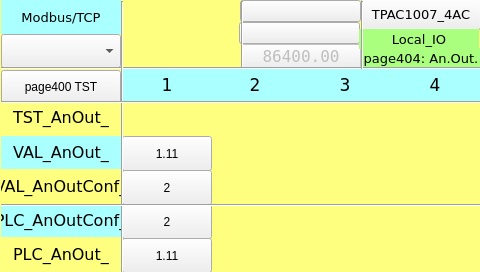
MECTsrl/mect_apps, file TPAC1007_04_AC/Local_IO_HMI/page404.ui: the form before one commit.
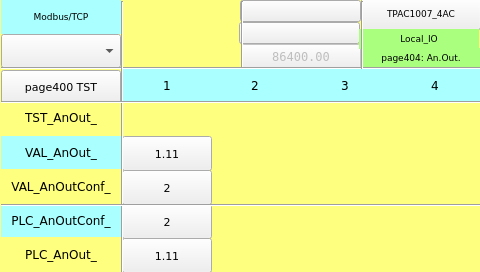
The form after the commit. Custom widgets are drawn as their Qt base class.

Commit message: Fonts resize

```diff
--- a/TPAC1007_04_AC/Local_IO_HMI/page404.ui
+++ b/TPAC1007_04_AC/Local_IO_HMI/page404.ui
@@ -87,6 +87,12 @@
    <property name="borderRadius">
     <number>0</number>
    </property>
+<property name="font">
+ <font>
+  <family>DejaVu Sans</family>
+  <pointsize>8</pointsize>
+ </font>
+</property>
   </widget>
   <widget class="ATCMtime" name="atcmTime_2">
    <property name="geometry">
@@ -134,7 +140,7 @@
    <property name="font">
     <font>
      <family>DejaVu Sans</family>
-     <pointsize>12</pointsize>
+  <pointsize>9</pointsize>
     </font>
    </property>
    <property name="styleSheet">
@@ -216,6 +222,12 @@
    <property name="borderRadius">
     <number>0</number>
    </property>
+<property name="font">
+ <font>
+  <family>DejaVu Sans</family>
+  <pointsize>8</pointsize>
+ </font>
+</property>
   </widget>
   <widget class="QLabel" name="label_PLC_AnIn_4">
    <property name="geometry">
@@ -229,7 +241,7 @@
    <property name="font">
     <font>
      <family>DejaVu Sans</family>
-     <pointsize>13</pointsize>
+  <pointsize>9</pointsize>
     </font>
    </property>
    <property name="styleSheet">
@@ -290,7 +302,7 @@
    <property name="font">
     <font>
      <family>DejaVu Sans</family>
-     <pointsize>13</pointsize>
+  <pointsize>9</pointsize>
     </font>
    </property>
    <property name="styleSheet">
@@ -315,7 +327,7 @@
    <property name="font">
     <font>
      <family>DejaVu Sans</family>
-     <pointsize>12</pointsize>
+  <pointsize>9</pointsize>
     </font>
    </property>
    <property name="styleSheet">
@@ -340,7 +352,7 @@
    <property name="font">
     <font>
      <family>DejaVu Sans</family>
-     <pointsize>12</pointsize>
+  <pointsize>9</pointsize>
     </font>
    </property>
    <property name="styleSheet">
@@ -365,7 +377,7 @@
    <property name="font">
     <font>
      <family>DejaVu Sans</family>
-     <pointsize>12</pointsize>
+  <pointsize>9</pointsize>
     </font>
    </property>
    <property name="styleSheet">
@@ -434,6 +446,12 @@
    <property name="borderRadius">
     <number>0</number>
    </property>
+<property name="font">
+ <font>
+  <family>DejaVu Sans</family>
+  <pointsize>8</pointsize>
+ </font>
+</property>
   </widget>
   <widget class="ATCMcombobox" name="atcmComboBox">
    <property name="geometry">
@@ -550,6 +568,12 @@
    <property name="apparence">
     <enum>QFrame::Raised</enum>
    </property>
+<property name="font">
+ <font>
+  <family>DejaVu Sans</family>
+  <pointsize>8</pointsize>
+ </font>
+</property>
   </widget>
   <widget class="ATCMlabel" name="atcmLabelAnInConf_5">
    <property name="geometry">
@@ -607,6 +631,12 @@
    <property name="borderRadius">
     <number>0</number>
    </property>
+<property name="font">
+ <font>
+  <family>DejaVu Sans</family>
+  <pointsize>8</pointsize>
+ </font>
+</property>
   </widget>
   <widget class="Line" name="line_hr_3">
    <property name="geometry">
@@ -633,7 +663,7 @@
    <property name="font">
     <font>
      <family>DejaVu Sans</family>
-     <pointsize>10</pointsize>
+  <pointsize>7</pointsize>
      <weight>50</weight>
      <bold>false</bold>
     </font>
@@ -704,7 +734,7 @@
    <property name="font">
     <font>
      <family>DejaVu Sans Mono</family>
-     <pointsize>12</pointsize>
+  <pointsize>9</pointsize>
     </font>
    </property>
    <property name="text">
@@ -767,7 +797,7 @@
    <property name="font">
     <font>
      <family>DejaVu Sans</family>
-     <pointsize>10</pointsize>
+  <pointsize>7</pointsize>
     </font>
    </property>
    <property name="styleSheet">
@@ -829,7 +859,7 @@
    <property name="font">
     <font>
      <family>DejaVu Sans</family>
-     <pointsize>12</pointsize>
+  <pointsize>9</pointsize>
     </font>
    </property>
    <property name="styleSheet">
@@ -867,7 +897,7 @@
    <property name="font">
     <font>
      <family>DejaVu Sans</family>
-     <pointsize>13</pointsize>
+  <pointsize>9</pointsize>
     </font>
    </property>
    <property name="styleSheet">
@@ -892,7 +922,7 @@
    <property name="font">
     <font>
      <family>DejaVu Sans</family>
-     <pointsize>13</pointsize>
+  <pointsize>9</pointsize>
     </font>
    </property>
    <property name="styleSheet">
@@ -974,7 +1004,7 @@
    <property name="font">
     <font>
      <family>DejaVu Sans</family>
-     <pointsize>10</pointsize>
+  <pointsize>7</pointsize>
     </font>
    </property>
    <property name="styleSheet">
@@ -999,7 +1029,7 @@
    <property name="font">
     <font>
      <family>DejaVu Sans</family>
-     <pointsize>10</pointsize>
+  <pointsize>7</pointsize>
     </font>
    </property>
    <property name="styleSheet">
```
Left out of the diff: 52 changed lines with no effect on the pictures. Lines whose indentation alone changed are shown as unchanged. The commit also changes 70 other files.
